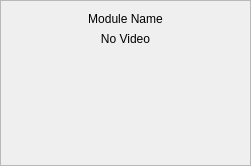
Above: Modules/videowidget.ui from mcharmas/TouchTracer before the change. Below: the same form after it.
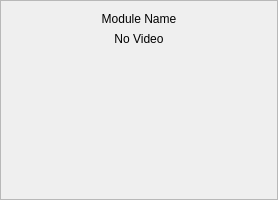
That is the form after the change.

Diff of the .ui file:
```diff
--- a/Modules/videowidget.ui
+++ b/Modules/videowidget.ui
@@ -9,22 +9,16 @@
    <rect>
     <x>0</x>
     <y>0</y>
-    <width>251</width>
-    <height>166</height>
+    <width>278</width>
+    <height>200</height>
    </rect>
   </property>
   <property name="sizePolicy">
-   <sizepolicy hsizetype="Preferred" vsizetype="Minimum">
+   <sizepolicy hsizetype="Preferred" vsizetype="Preferred">
     <horstretch>0</horstretch>
     <verstretch>0</verstretch>
    </sizepolicy>
   </property>
-  <property name="maximumSize">
-   <size>
-    <width>300</width>
-    <height>200</height>
-   </size>
-  </property>
   <property name="windowTitle">
    <string>Form</string>
   </property>
```
